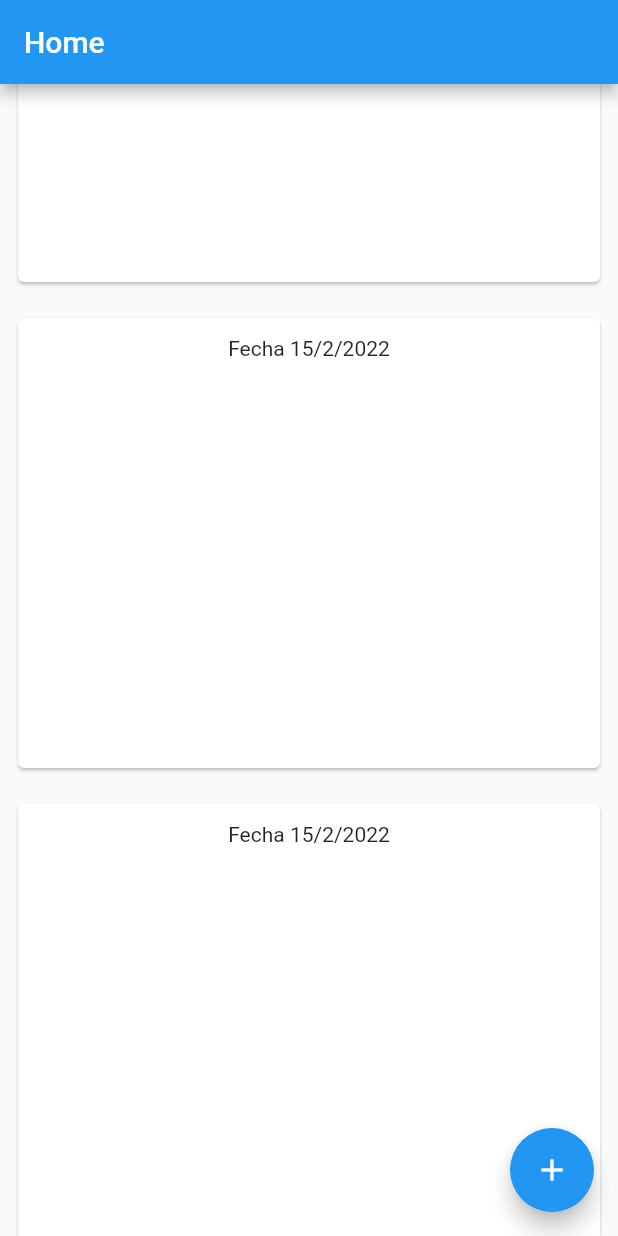
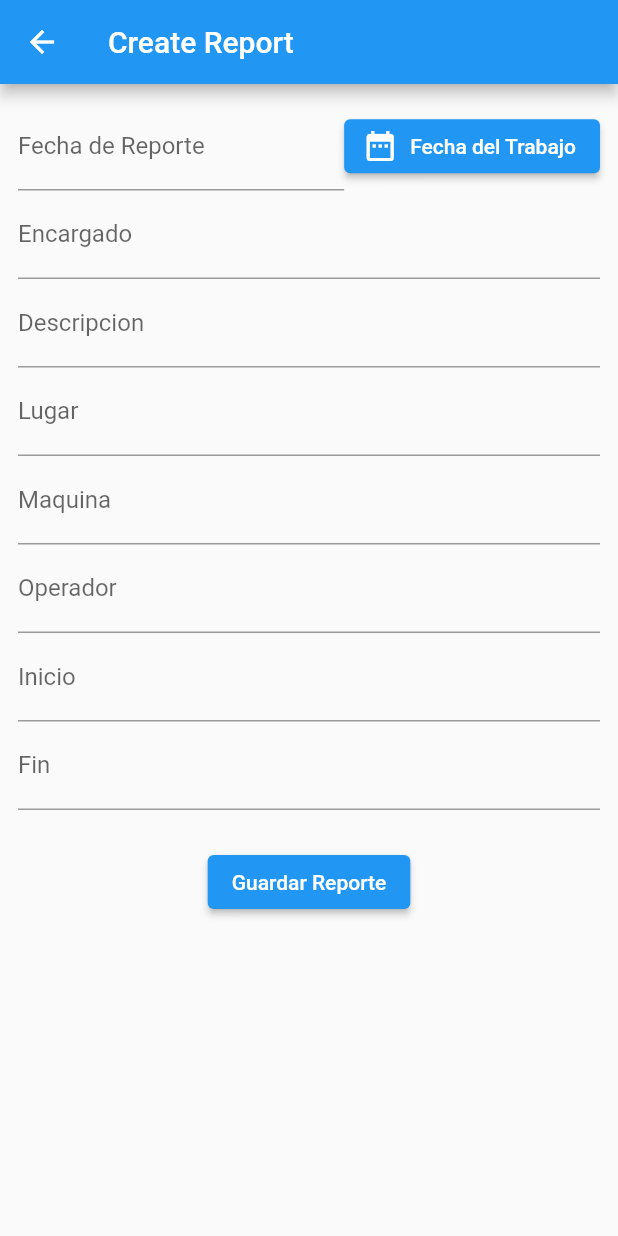
Before and after one commit to ramirezsebas/reporte_gen, a Flutter app: the screen it shows after launch, scrolled down 1152 dp, after a tap on the "add" icon, on a phone screen of 412 x 824 dp. Run offline on Flutter 3.47's test engine with Material 2 defaults, Android fonts, the phone set to English and light mode, and no system bars.

Commit message:
Pagina para crear reporte

```diff
--- /dev/null
+++ b/lib/pages/create_report_page.dart
@@ -0,0 +1,91 @@
+import 'package:flutter/material.dart';
+
+class CreateReportPage extends StatelessWidget {
+  const CreateReportPage({Key? key}) : super(key: key);
+  @override
+  Widget build(BuildContext context) {
+    return Scaffold(
+      appBar: AppBar(
+        title: const Text('Create Report'),
+      ),
+      body: Form(
+          child: Padding(
+        padding: const EdgeInsets.all(12.0),
+        child: Column(
+          children: [
+            Row(
+              children: [
+                Expanded(
+                  child: TextFormField(
+                    readOnly: true,
+                    decoration: const InputDecoration(
+                      labelText: 'Fecha de Reporte',
+                    ),
+                  ),
+                ),
+                ElevatedButton.icon(
+                  onPressed: () async {
+                    DateTime? date = await showDatePicker(
+                      context: context,
+                      initialDate: DateTime.now(),
+                      firstDate: DateTime.now(),
+                      lastDate: DateTime(2111),
+                    );
+                    if (date != null) {
+                      print(date);
+                      return;
+                    }
+                  },
+                  icon: const Icon(Icons.date_range),
+                  label: const Text("Fecha del Trabajo"),
+                )
+              ],
+            ),
+            TextFormField(
+              decoration: const InputDecoration(
+                labelText: 'Encargado',
+              ),
+            ),
+            TextFormField(
+              decoration: const InputDecoration(
+                labelText: 'Descripcion',
+              ),
+            ),
+            TextFormField(
+              decoration: const InputDecoration(
+                labelText: 'Lugar',
+              ),
+            ),
+            TextFormField(
+              decoration: const InputDecoration(
+                labelText: 'Maquina',
+              ),
+            ),
+            TextFormField(
+              decoration: const InputDecoration(
+                labelText: 'Operador',
+              ),
+            ),
+            TextFormField(
+              decoration: const InputDecoration(
+                labelText: 'Inicio',
+              ),
+            ),
+            TextFormField(
+              decoration: const InputDecoration(
+                labelText: 'Fin',
+              ),
+            ),
+            const SizedBox(
+              height: 24,
+            ),
+            ElevatedButton(
+              child: const Text('Guardar Reporte'),
+              onPressed: () {},
+            ),
+          ],
+        ),
+      )),
+    );
+  }
+}
--- a/lib/pages/home_page.dart
+++ b/lib/pages/home_page.dart
@@ -1,5 +1,6 @@
 import 'package:flutter/cupertino.dart';
 import 'package:flutter/material.dart';
+import 'package:report_generator/pages/create_report_page.dart';
 import 'package:report_generator/shared/widgets/reporte_card.dart';
 
 class HomePage extends StatelessWidget {
@@ -12,9 +13,12 @@ class HomePage extends StatelessWidget {
         title: const Text('Home'),
       ),
       floatingActionButton: FloatingActionButton(
-        onPressed: () {
-          //   Navigator.pushNamed(context, '/counter');
-        },
+        onPressed: () => Navigator.push(
+          context,
+          MaterialPageRoute(
+            builder: (_) => const CreateReportPage(),
+          ),
+        ),
         child: const Icon(Icons.add),
       ),
       body: ListView.builder(itemBuilder: (context, index) {
```
